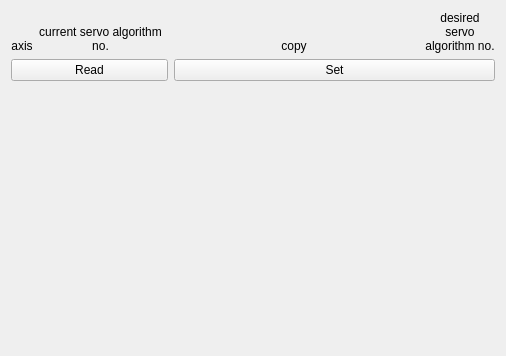
Above: src/ui-qt/base/wgt_servo_algorithm_template.ui from verges/mrrocpp before the change. Below: the same form after it.
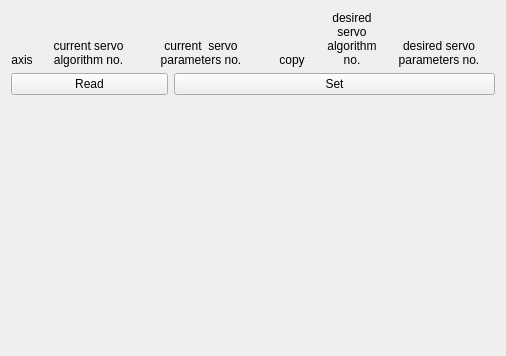
That is the form after the change.

Diff of the .ui file:
```diff
--- a/src/ui-qt/base/wgt_servo_algorithm_template.ui
+++ b/src/ui-qt/base/wgt_servo_algorithm_template.ui
@@ -16,7 +16,7 @@
   <layout class="QVBoxLayout" name="verticalLayout">
    <item>
     <layout class="QGridLayout" name="grid_up">
-     <item row="0" column="0">
+     <item row="1" column="0">
       <widget class="QLabel" name="label_4">
        <property name="text">
         <string>axis</string>
@@ -29,7 +29,7 @@
        </property>
       </widget>
      </item>
-     <item row="0" column="1">
+     <item row="1" column="1">
       <widget class="QLabel" name="label_7">
        <property name="text">
         <string>current servo algorithm no.</string>
@@ -42,7 +42,7 @@
        </property>
       </widget>
      </item>
-     <item row="0" column="5">
+     <item row="1" column="6">
       <widget class="QLabel" name="label_16">
        <property name="maximumSize">
         <size>
@@ -61,7 +61,7 @@
        </property>
       </widget>
      </item>
-     <item row="0" column="2">
+     <item row="1" column="3">
       <spacer name="horizontalSpacer">
        <property name="orientation">
         <enum>Qt::Horizontal</enum>
@@ -74,7 +74,7 @@
        </property>
       </spacer>
      </item>
-     <item row="0" column="4">
+     <item row="1" column="5">
       <spacer name="horizontalSpacer_2">
        <property name="orientation">
         <enum>Qt::Horizontal</enum>
@@ -87,7 +87,7 @@
        </property>
       </spacer>
      </item>
-     <item row="0" column="3">
+     <item row="1" column="4">
       <widget class="QLabel" name="label_15">
        <property name="text">
         <string>copy</string>
@@ -100,6 +100,32 @@
        </property>
       </widget>
      </item>
+     <item row="1" column="7">
+      <widget class="QLabel" name="label_2">
+       <property name="text">
+        <string>desired servo parameters no.</string>
+       </property>
+       <property name="alignment">
+        <set>Qt::AlignBottom|Qt::AlignHCenter</set>
+       </property>
+       <property name="wordWrap">
+        <bool>true</bool>
+       </property>
+      </widget>
+     </item>
+     <item row="1" column="2">
+      <widget class="QLabel" name="label">
+       <property name="text">
+        <string>current  servo parameters no.</string>
+       </property>
+       <property name="alignment">
+        <set>Qt::AlignBottom|Qt::AlignHCenter</set>
+       </property>
+       <property name="wordWrap">
+        <bool>true</bool>
+       </property>
+      </widget>
+     </item>
     </layout>
    </item>
    <item>
```
Left out of the diff: 4 changed lines with no effect on the pictures.
